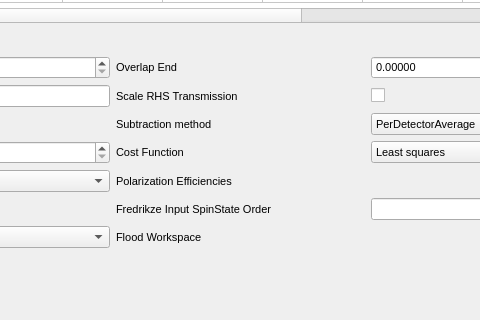
This is qt/scientific_interfaces/ISISReflectometry/GUI/Experiment/ExperimentWidget.ui in mantidproject/mantid as Qt 5 draws it before an edit; both pictures show x 315 to 795 and y 204 to 524 of the 949 by 524 pixel window. The edited form follows.
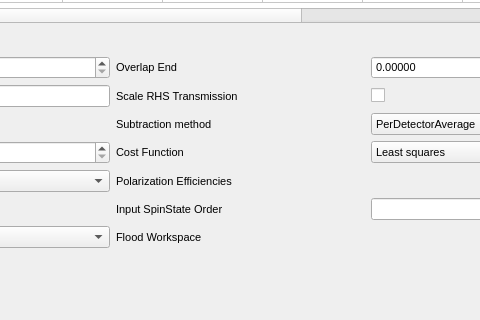
This is the edited form.

Commit message:
Allow GUI input of Wildes flipper configuration
Improve polarization spin state validation

refactor to utilise existing spin state validation

Improve Fredrikze spin state count validation

Refactor reflectometry polarization correction handling

Address reflectometry polarization review comments

The edit to the form file:
```diff
--- a/qt/scientific_interfaces/ISISReflectometry/GUI/Experiment/ExperimentWidget.ui
+++ b/qt/scientific_interfaces/ISISReflectometry/GUI/Experiment/ExperimentWidget.ui
@@ -732,7 +732,7 @@
         </size>
        </property>
        <property name="text">
-        <string>Fredrikze Input SpinState Order</string>
+        <string>Input SpinState Order</string>
        </property>
       </widget>
      </item>
```
The commit also changes 31 other files.
